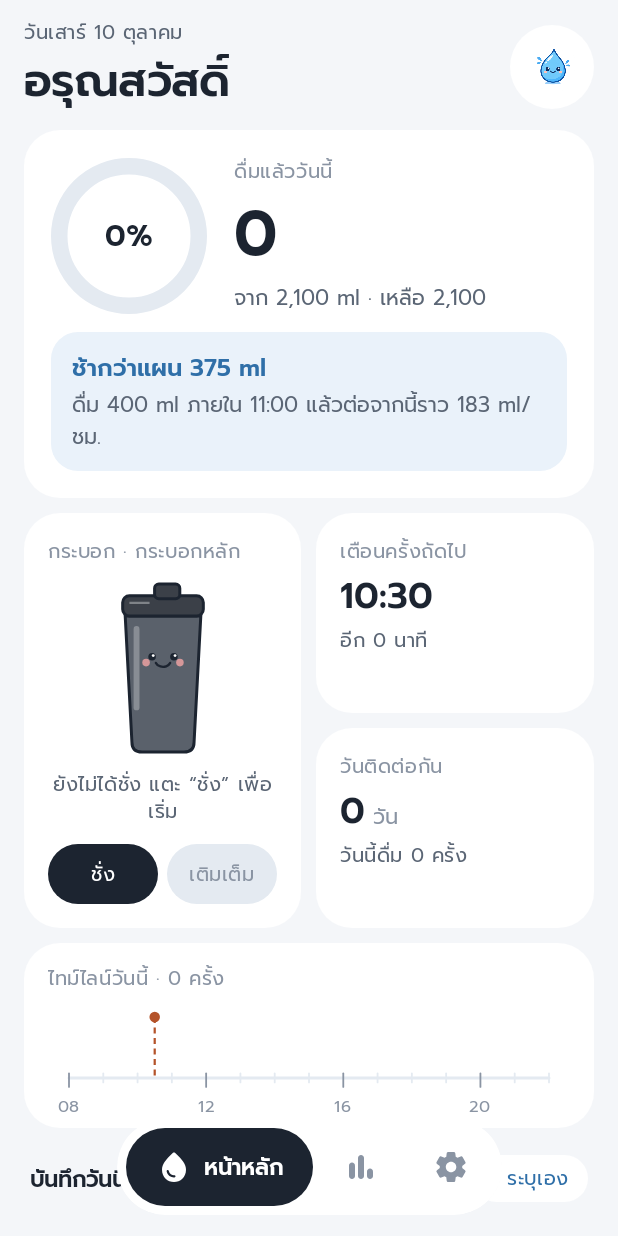
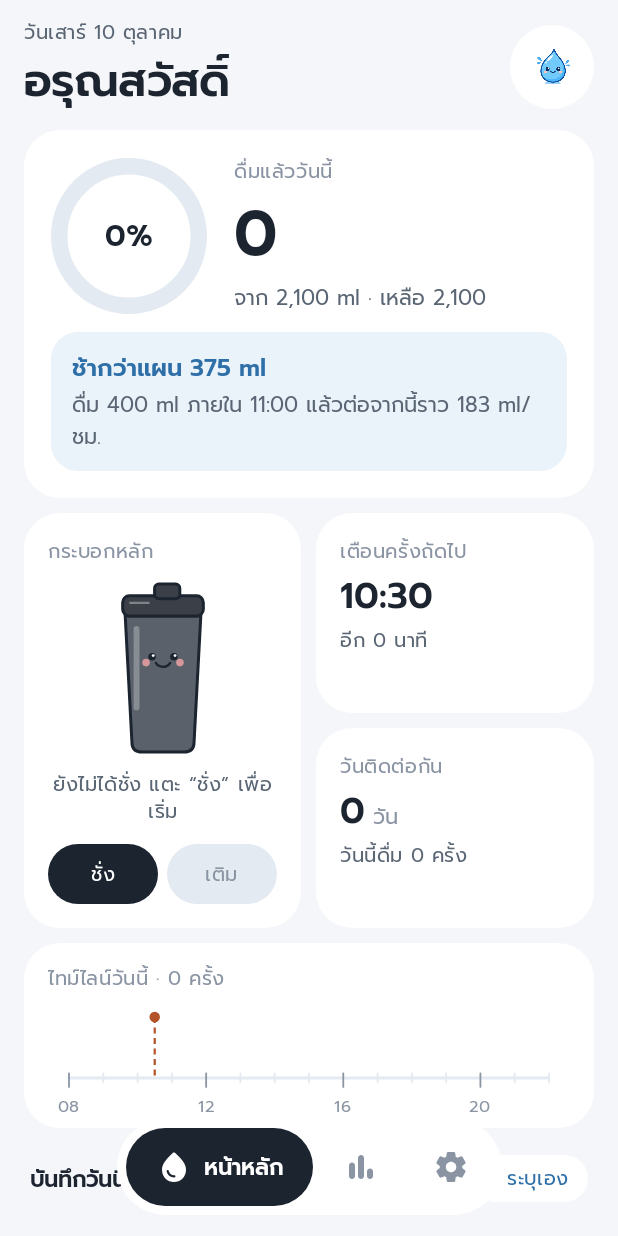
Before and after one commit to coolza254-lgtm/Mizu, an Android app built with Jetpack Compose: the screen it shows after launch (MainActivity), on a phone screen of 412 x 824 dp. Run offline under Robolectric (Android 15) with nearby library versions, the phone set to English and light mode, and no system bars; our stand-ins replace Room's generated code; pictures from the network do not load; 1 statement that could not run was skipped.

```diff
--- a/app/src/main/java/com/example/mizu/ui/HomeScreen.kt
+++ b/app/src/main/java/com/example/mizu/ui/HomeScreen.kt
@@ -376,7 +376,7 @@ private fun AdviceBlock(a: PaceAdvice) {
 private fun BottleTile(bottle: Bottle?, forecast: BottleForecast?, onWeigh: () -> Unit, onFill: (Bottle) -> Unit, modifier: Modifier = Modifier) {
     GlassCard(modifier, padding = PaddingValues(16.dp)) {
         Text(
-            stringResource(R.string.home_bottle, bottle?.name ?: "—"),
+            bottle?.name ?: "—",
             style = MaterialTheme.typography.labelMedium,
             color = MizuColors.InkFaint,
             maxLines = 1,
@@ -421,7 +421,7 @@ private fun BottleTile(bottle: Bottle?, forecast: BottleForecast?, onWeigh: () -
         Row(horizontalArrangement = Arrangement.spacedBy(6.dp)) {
             ChipButton(stringResource(R.string.weigh_short), MizuColors.Ink, Color.White, Modifier.weight(1f), onClick = onWeigh)
             ChipButton(
-                stringResource(R.string.fill_full),
+                stringResource(R.string.fill_short),
                 MizuColors.Foam,
                 MizuColors.WaterDeep,
                 Modifier.weight(1f),
--- a/app/src/main/res/values/strings.xml
+++ b/app/src/main/res/values/strings.xml
@@ -225,4 +225,5 @@
     <string name="unit_days">วัน</string>
     <string name="home_drinks_today">วันนี้ดื่ม %1$d ครั้ง</string>
     <string name="home_timeline">ไทม์ไลน์วันนี้ · %1$d ครั้ง</string>
+    <string name="fill_short">เติม</string>
 </resources>
```
Also changed, not shown: 2 other files.
